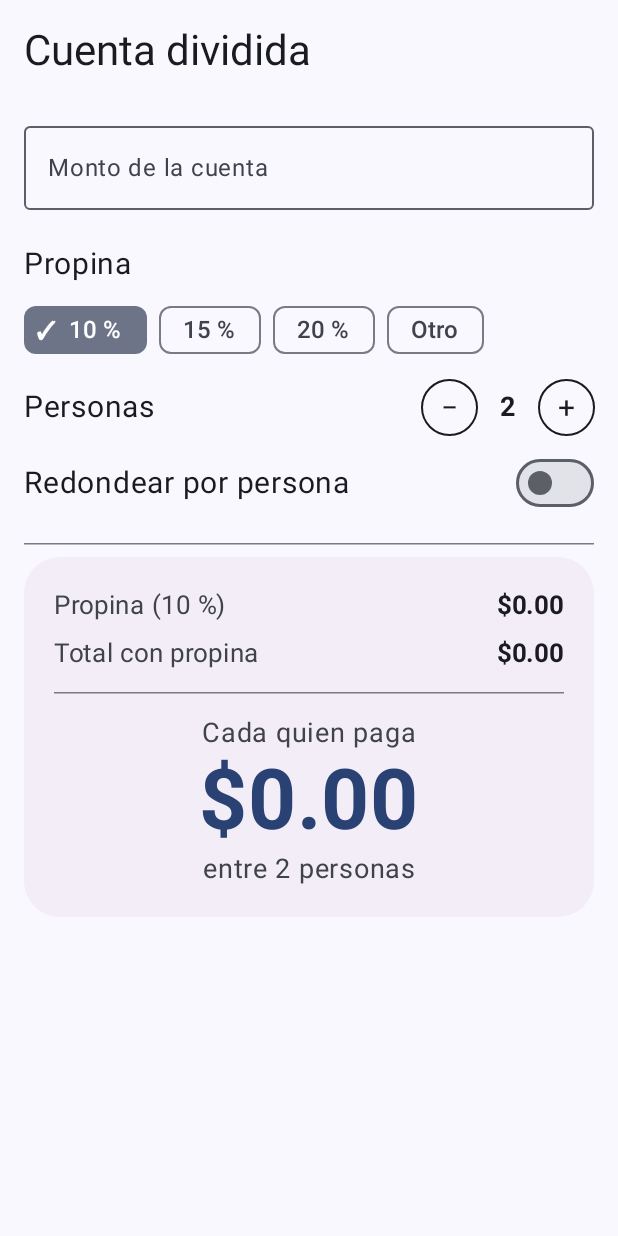
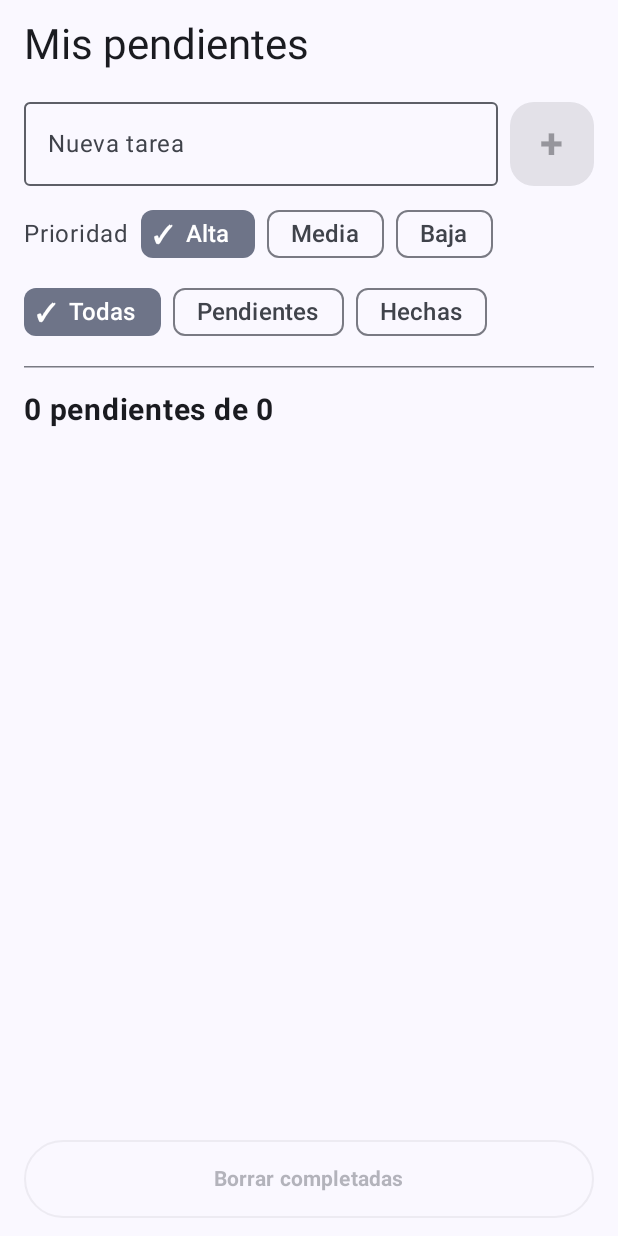
Before and after one commit to CurryBoard1/Manualview, an Android app built with Jetpack Compose: the screen it shows after launch (MainActivity), on a phone screen of 412 x 824 dp. Run offline under Robolectric (Android 15) with nearby library versions, the phone set to English and light mode, and no system bars.

Commit message:
6to trabajo

```diff
--- a/app/src/main/java/com/example/manualview/MainActivity.kt
+++ b/app/src/main/java/com/example/manualview/MainActivity.kt
@@ -4,24 +4,20 @@ import android.os.Bundle
 import androidx.activity.ComponentActivity
 import androidx.activity.compose.setContent
 import androidx.compose.foundation.layout.*
-import androidx.compose.foundation.rememberScrollState
+import androidx.compose.foundation.lazy.LazyColumn
+import androidx.compose.foundation.lazy.items
 import androidx.compose.foundation.shape.RoundedCornerShape
-import androidx.compose.foundation.text.KeyboardOptions
-import androidx.compose.foundation.verticalScroll
 import androidx.compose.material3.*
 import androidx.compose.runtime.*
 import androidx.compose.ui.Alignment
 import androidx.compose.ui.Modifier
 import androidx.compose.ui.graphics.Color
 import androidx.compose.ui.text.font.FontWeight
-import androidx.compose.ui.text.input.KeyboardType
-import androidx.compose.ui.text.style.TextAlign
+import androidx.compose.ui.text.style.TextDecoration
 import androidx.compose.ui.tooling.preview.Preview
 import androidx.compose.ui.unit.dp
 import androidx.compose.ui.unit.sp
 import com.example.manualview.ui.theme.ManualviewTheme
-import java.util.Locale
-import kotlin.math.ceil
 
 class MainActivity : ComponentActivity() {
     override fun onCreate(savedInstanceState: Bundle?) {
@@ -30,7 +26,7 @@ class MainActivity : ComponentActivity() {
             ManualviewTheme {
                 Surface(Modifier.fillMaxSize()) {
                     Box(Modifier.fillMaxSize().systemBarsPadding()) {
-                        CuentaScreen()
+                        TareasScreen()
                     }
                 }
             }
@@ -38,108 +34,139 @@ class MainActivity : ComponentActivity() {
     }
 }
 
-private fun dinero(x: Double) = "$" + String.format(Locale.US, "%,.2f", x)
+enum class Prioridad(val etiqueta: String, val fondo: Color, val texto: Color) {
+    ALTA("Alta", Color(0xFFF9DEDC), Color(0xFF8C1D18)),
+    MEDIA("Media", Color(0xFFFFEFB8), Color(0xFF6B4E00)),
+    BAJA("Baja", Color(0xFFD8EDD5), Color(0xFF2E6B2E))
+}
+
+enum class Filtro(val etiqueta: String) {
+    TODAS("Todas"),
+    PENDIENTES("Pendientes"),
+    HECHAS("Hechas")
+}
+
+data class Tarea(
+    val id: Int,
+    val titulo: String,
+    val prioridad: Prioridad,
+    val hecha: Boolean = false
+)
 
 @Composable
-fun CuentaScreen() {
-    var montoTexto by remember { mutableStateOf("") }
-    var propinaPct by remember { mutableIntStateOf(10) }
-    var usaOtro by remember { mutableStateOf(false) }
-    var personas by remember { mutableIntStateOf(2) }
-    var redondear by remember { mutableStateOf(false) }
+fun TareasScreen() {
+    val tareas = remember { mutableStateListOf<Tarea>() }
+    var siguienteId by remember { mutableIntStateOf(1) }
+    var textoNueva by remember { mutableStateOf("") }
+    var prioridadNueva by remember { mutableStateOf(Prioridad.ALTA) }
+    var filtro by remember { mutableStateOf(Filtro.TODAS) }
+    var mostrarDialogo by remember { mutableStateOf(false) }
 
-    // derivados
-    val monto = montoTexto.toDoubleOrNull() ?: 0.0
-    val montoInvalido = montoTexto.isNotEmpty() && montoTexto.toDoubleOrNull() == null
-    val propina = monto * propinaPct / 100.0
-    val total = monto + propina
-    val sinRedondear = total / personas
-    val porPersona = if (redondear) ceil(sinRedondear) else sinRedondear
-    val sobrante = if (redondear) porPersona * personas - total else null
+    val pendientes = tareas.count { !it.hecha }
+    val hechas = tareas.size - pendientes
+    val tareasVisibles = when (filtro) {
+        Filtro.TODAS -> tareas.toList()
+        Filtro.PENDIENTES -> tareas.filter { !it.hecha }
+        Filtro.HECHAS -> tareas.filter { it.hecha }
+    }.sortedBy { it.prioridad }
+
+    fun agregar() {
+        if (textoNueva.isBlank()) return
+        tareas.add(Tarea(siguienteId, textoNueva.trim(), prioridadNueva))
+        siguienteId++
+        textoNueva = ""
+    }
 
     Column(
         Modifier
             .fillMaxSize()
-            .verticalScroll(rememberScrollState())
-            .padding(16.dp)
+            .padding(horizontal = 16.dp, vertical = 12.dp)
     ) {
-        Text("Cuenta dividida", style = MaterialTheme.typography.headlineMedium)
-        Spacer(Modifier.height(24.dp))
+        Text("Mis pendientes", style = MaterialTheme.typography.headlineMedium)
+        Spacer(Modifier.height(20.dp))
 
-        OutlinedTextField(
-            value = montoTexto,
-            onValueChange = { montoTexto = it },
-            label = { Text("Monto de la cuenta") },
-            prefix = { Text("$ ") },
-            isError = montoInvalido,
-            supportingText = {
-                if (montoInvalido) Text("Monto no válido, se toma como $0")
-            },
-            keyboardOptions = KeyboardOptions(keyboardType = KeyboardType.Decimal),
-            singleLine = true,
-            modifier = Modifier.fillMaxWidth()
-        )
-
-        Spacer(Modifier.height(8.dp))
-        SelectorPropina(
-            porcentaje = propinaPct,
-            usaOtro = usaOtro,
-            onPorcentajeChange = { propinaPct = it },
-            onOtroChange = { usaOtro = it }
-        )
-
-        Spacer(Modifier.height(8.dp))
-        StepperPersonas(personas) { personas = it }
+        Row(verticalAlignment = Alignment.CenterVertically) {
+            OutlinedTextField(
+                value = textoNueva,
+                onValueChange = { textoNueva = it },
+                placeholder = { Text("Nueva tarea") },
+                singleLine = true,
+                modifier = Modifier.weight(1f)
+            )
+            Spacer(Modifier.width(8.dp))
+            FilledIconButton(
+                onClick = { agregar() },
+                enabled = textoNueva.isNotBlank(),
+                shape = RoundedCornerShape(16.dp),
+                modifier = Modifier.size(56.dp)
+            ) { Text("+", fontSize = 28.sp, fontWeight = FontWeight.Bold) }
+        }
 
         Row(
-            Modifier
-                .fillMaxWidth()
-                .padding(vertical = 8.dp),
-            horizontalArrangement = Arrangement.SpaceBetween,
-            verticalAlignment = Alignment.CenterVertically
+            Modifier.padding(top = 8.dp),
+            verticalAlignment = Alignment.CenterVertically,
+            horizontalArrangement = Arrangement.spacedBy(8.dp)
         ) {
-            Text("Redondear por persona", fontSize = 20.sp)
-            Switch(checked = redondear, onCheckedChange = { redondear = it })
+            Text("Prioridad", color = MaterialTheme.colorScheme.onSurfaceVariant)
+            Prioridad.entries.forEach { p ->
+                ChipSeleccion(p.etiqueta, prioridadNueva == p) { prioridadNueva = p }
+            }
         }
 
-        HorizontalDivider(Modifier.padding(vertical = 8.dp))
+        Row(
+            Modifier.padding(vertical = 4.dp),
+            horizontalArrangement = Arrangement.spacedBy(8.dp)
+        ) {
+            Filtro.entries.forEach { f ->
+                ChipSeleccion(f.etiqueta, filtro == f) { filtro = f }
+            }
+        }
 
-        ResultadoCuenta(propinaPct, propina, total, porPersona, personas, sobrante)
+        HorizontalDivider(Modifier.padding(top = 8.dp))
+
+        LazyColumn(Modifier.weight(1f)) {
+            items(tareasVisibles, key = { it.id }) { tarea ->
+                TareaItem(
+                    tarea = tarea,
+                    onCheckedChange = { nuevo ->
+                        val index = tareas.indexOfFirst { it.id == tarea.id }
+                        if (index != -1) tareas[index] = tareas[index].copy(hecha = nuevo)
+                    },
+                    onDelete = { tareas.removeAll { it.id == tarea.id } }
+                )
+                HorizontalDivider()
+            }
+            item {
+                Text(
+                    "$pendientes pendientes de ${tareas.size}",
+                    fontWeight = FontWeight.Bold,
+                    fontSize = 20.sp,
+                    modifier = Modifier.padding(vertical = 16.dp)
+                )
+            }
+        }
+
+        OutlinedButton(
+            onClick = { mostrarDialogo = true },
+            enabled = hechas > 0,
+            modifier = Modifier.fillMaxWidth().height(52.dp)
+        ) { Text("Borrar completadas", fontWeight = FontWeight.Bold) }
+    }
+
+    if (mostrarDialogo) {
+        ConfirmarBorradoDialog(
+            cantidad = hechas,
+            onConfirm = {
+                tareas.removeAll { it.hecha }
+                mostrarDialogo = false
+            },
+            onDismiss = { mostrarDialogo = false }
+        )
     }
 }
 
 @Composable
-fun SelectorPropina(
-    porcentaje: Int,
-    usaOtro: Boolean,
-    onPorcentajeChange: (Int) -> Unit,
-    onOtroChange: (Boolean) -> Unit
-) {
-    Column {
-        Text("Propina", fontSize = 20.sp)
-        Spacer(Modifier.height(8.dp))
-        Row(horizontalArrangement = Arrangement.spacedBy(8.dp)) {
-            listOf(10, 15, 20).forEach { p ->
-                ChipPropina("$p %", !usaOtro && porcentaje == p) {
-                    onOtroChange(false)
-                    onPorcentajeChange(p)
-                }
-            }
-            ChipPropina("Otro", usaOtro) { onOtroChange(true) }
-        }
-        if (usaOtro) {
-            Text("$porcentaje %", color = MaterialTheme.colorScheme.primary, fontWeight = FontWeight.Bold)
-            Slider(
-                value = porcentaje.toFloat(),
-                onValueChange = { onPorcentajeChange(it.toInt()) },
-                valueRange = 0f..30f
-            )
-        }
-    }
-}
-
-@Composable
-private fun ChipPropina(texto: String, activo: Boolean, onClick: () -> Unit) {
+private fun ChipSeleccion(texto: String, activo: Boolean, onClick: () -> Unit) {
     FilterChip(
         selected = activo,
         onClick = onClick,
@@ -151,94 +178,59 @@ private fun ChipPropina(texto: String, activo: Boolean, onClick: () -> Unit) {
 }
 
 @Composable
-fun StepperPersonas(personas: Int, onChange: (Int) -> Unit) {
+fun TareaItem(tarea: Tarea, onCheckedChange: (Boolean) -> Unit, onDelete: () -> Unit) {
     Row(
-        Modifier.fillMaxWidth(),
-        horizontalArrangement = Arrangement.SpaceBetween,
+        Modifier
+            .fillMaxWidth()
+            .padding(vertical = 6.dp),
         verticalAlignment = Alignment.CenterVertically
     ) {
-        Text("Personas", fontSize = 20.sp)
-        Row(verticalAlignment = Alignment.CenterVertically) {
-            OutlinedIconButton(
-                onClick = { onChange(personas - 1) },
-                enabled = personas > 1,
-                modifier = Modifier.size(38.dp)
-            ) { Text("−", fontSize = 20.sp) }
+        Checkbox(checked = tarea.hecha, onCheckedChange = onCheckedChange)
+        Column(Modifier.weight(1f)) {
             Text(
-                "$personas",
+                tarea.titulo,
+                fontSize = 19.sp,
+                textDecoration = if (tarea.hecha) TextDecoration.LineThrough else TextDecoration.None,
+                color = if (tarea.hecha) MaterialTheme.colorScheme.onSurfaceVariant
+                else MaterialTheme.colorScheme.onSurface
+            )
+            Spacer(Modifier.height(4.dp))
+            Surface(shape = RoundedCornerShape(50), color = tarea.prioridad.fondo) {
+                Text(
+                    tarea.prioridad.etiqueta,
+                    color = tarea.prioridad.texto,
+                    fontWeight = FontWeight.Bold,
+                    fontSize = 13.sp,
+                    modifier = Modifier.padding(horizontal = 12.dp, vertical = 3.dp)
+                )
+            }
+        }
+        IconButton(onClick = onDelete) {
+            Text(
+                "✕",
+                fontSize = 18.sp,
                 fontWeight = FontWeight.Bold,
-                fontSize = 18.sp,
-                textAlign = TextAlign.Center,
-                modifier = Modifier.width(40.dp)
+                color = MaterialTheme.colorScheme.onSurfaceVariant
             )
-            OutlinedIconButton(
-                onClick = { onChange(personas + 1) },
-                enabled = personas < 20,
-                modifier = Modifier.size(38.dp)
-            ) { Text("+", fontSize = 20.sp) }
         }
     }
 }
 
 @Composable
-fun ResultadoCuenta(
-    propinaPct: Int,
-    propina: Double,
-    total: Double,
-    porPersona: Double,
-    personas: Int,
-    sobrante: Double?
-) {
-    Card(
-        colors = CardDefaults.cardColors(containerColor = Color(0xFFF3EDF7)),
-        shape = RoundedCornerShape(24.dp),
-        modifier = Modifier.fillMaxWidth()
-    ) {
-        Column(
-            Modifier
-                .fillMaxWidth()
-                .padding(20.dp),
-            horizontalAlignment = Alignment.CenterHorizontally
-        ) {
-            FilaDato("Propina ($propinaPct %)", dinero(propina))
-            Spacer(Modifier.height(8.dp))
-            FilaDato("Total con propina", dinero(total))
-
-            HorizontalDivider(Modifier.padding(vertical = 14.dp))
-
-            Text("Cada quien paga", fontSize = 18.sp, color = MaterialTheme.colorScheme.onSurfaceVariant)
-            Text(
-                dinero(porPersona),
-                fontSize = 56.sp,
-                fontWeight = FontWeight.Bold,
-                color = MaterialTheme.colorScheme.primary
-            )
-            Text(
-                "entre $personas personas",
-                fontSize = 18.sp,
-                color = MaterialTheme.colorScheme.onSurfaceVariant
-            )
-            if (sobrante != null) {
-                Text(
-                    "Sobrante por redondeo: ${dinero(sobrante)}",
-                    fontSize = 14.sp,
-                    color = MaterialTheme.colorScheme.onSurfaceVariant
-                )
-            }
-        }
-    }
-}
-
-@Composable
-private fun FilaDato(etiqueta: String, valor: String) {
-    Row(Modifier.fillMaxWidth(), horizontalArrangement = Arrangement.SpaceBetween) {
-        Text(etiqueta, fontSize = 17.sp, color = MaterialTheme.colorScheme.onSurfaceVariant)
-        Text(valor, fontSize = 17.sp, fontWeight = FontWeight.Bold)
-    }
+fun ConfirmarBorradoDialog(cantidad: Int, onConfirm: () -> Unit, onDismiss: () -> Unit) {
+    AlertDialog(
+        onDismissRequest = onDismiss,
+        title = { Text("Borrar completadas") },
+        text = { Text("Se van a eliminar $cantidad tareas hechas. ¿Continuar?") },
+        confirmButton = { TextButton(onClick = onConfirm) { Text("Borrar") } },
+        dismissButton = { TextButton(onClick = onDismiss) { Text("Cancelar") } }
+    )
 }
 
 @Preview(showBackground = true)
 @Composable
-fun ResultadoCuentaPreview() {
-    ManualviewTheme { ResultadoCuenta(20, 250.0, 1500.0, 300.0, 5, 0.0) }
+fun TareaItemPreview() {
+    ManualviewTheme {
+        TareaItem(Tarea(1, "Leer capítulo 4", Prioridad.BAJA, true), {}, {})
+    }
 }
```
